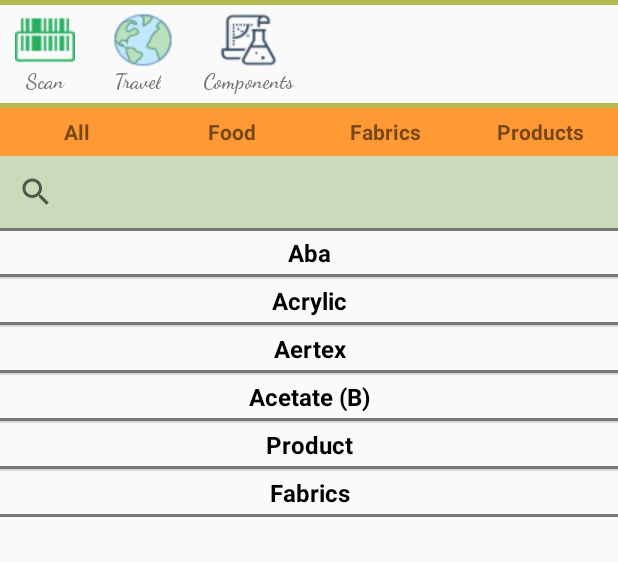
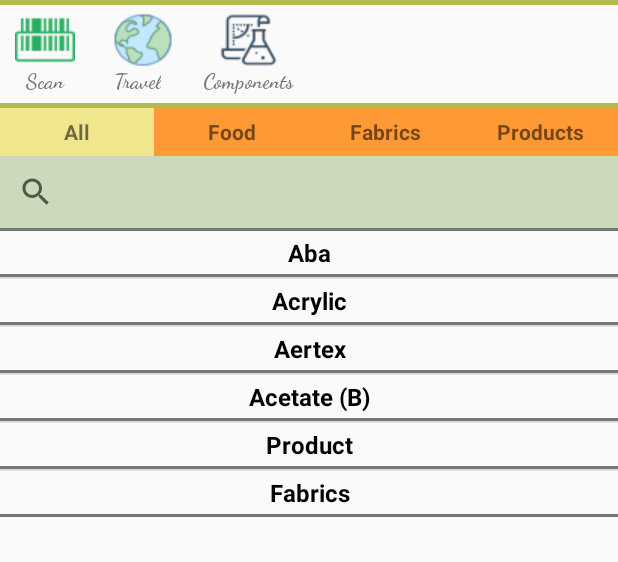
Before and after one commit to mattiaPalmas/MondoVegan, an Android app: the screen it shows after launch (MainActivity), after a tap on "Components", on a phone screen of 412 x 824 dp, the part 204-766 px from its top. Run offline under Robolectric (Android 15) with nearby library versions, the phone set to English and light mode, and no system bars.

Commit message:
add background color t menu item selecte, fix bug when search inside category (was searching in all).

```diff
--- a/app/src/main/java/com/exerciseapp/mattiapalmas/solovegan/DatabaseHelper.java
+++ b/app/src/main/java/com/exerciseapp/mattiapalmas/solovegan/DatabaseHelper.java
@@ -82,9 +82,9 @@ public class DatabaseHelper extends SQLiteOpenHelper {
         return componentNames;
     }
 
-    public ArrayList<String> onSearchApply(String searchText) {
+    public ArrayList<String> onSearchApply(String searchText, String category) {
         SQLiteDatabase database = this.getReadableDatabase();
-        Cursor cursor = database.rawQuery("SELECT * FROM " + TABLE_NAME + " WHERE " + COL_2 + " LIKE '" + searchText + "%'", null);
+        Cursor cursor = database.rawQuery("SELECT * FROM " + TABLE_NAME + " WHERE " + COL_2 + " LIKE '" + searchText + "%'" + category , null);
         ArrayList<String> componentNames = new ArrayList<>();
         if (cursor.getCount() > 0) {
             for (int i = 0; i < cursor.getCount(); i++) {
--- a/app/src/main/java/com/exerciseapp/mattiapalmas/solovegan/MainActivity.java
+++ b/app/src/main/java/com/exerciseapp/mattiapalmas/solovegan/MainActivity.java
@@ -33,9 +33,9 @@ public class MainActivity extends AppCompatActivity implements ScanFragment.OnFr
     }
 
     private void initVariables() {
-        scanLayout = findViewById(R.id.scan_clickable_layout);
-        travelLayout = findViewById(R.id.travel_clickable_layout);
-        componentsLayout = findViewById(R.id.components_clickable_layout);
+        scanLayout = findViewById(R.id.scan_menu_layout);
+        travelLayout = findViewById(R.id.travel_menu_layout);
+        componentsLayout = findViewById(R.id.components_menu_layout);
 
         componentSelectLayout = findViewById(R.id.component_select_layout);
         mainLayout = findViewById(R.id.main_layout);
--- a/app/src/main/res/layout/fragment_components.xml
+++ b/app/src/main/res/layout/fragment_components.xml
@@ -18,21 +18,22 @@
             android:layout_weight="1"
             android:gravity="center"
             android:text="All"
-            android:textStyle="bold" />
+            android:textStyle="bold"
+            android:background="@color/kakichiaro"/>
 
         <TextView
             android:id="@+id/food_submenu"
             android:layout_width="0dp"
-            android:layout_height="wrap_content"
+            android:layout_height="match_parent"
             android:layout_weight="1"
             android:gravity="center"
             android:text="Food"
-            android:textStyle="bold" />
+            android:textStyle="bold"/>
 
         <TextView
             android:id="@+id/fabrics_submenu"
             android:layout_width="0dp"
-            android:layout_height="wrap_content"
+            android:layout_height="match_parent"
             android:layout_weight="1"
             android:gravity="center"
             android:text="Fabrics"
@@ -41,7 +42,7 @@
         <TextView
             android:id="@+id/products_submenu"
             android:layout_width="0dp"
-            android:layout_height="wrap_content"
+            android:layout_height="match_parent"
             android:layout_weight="1"
             android:gravity="center"
             android:text="Products"
--- a/app/src/main/res/layout/main_menu.xml
+++ b/app/src/main/res/layout/main_menu.xml
@@ -17,7 +17,7 @@
         android:orientation="horizontal">
 
         <LinearLayout
-            android:id="@+id/scan_clickable_layout"
+            android:id="@+id/scan_menu_layout"
             android:layout_width="wrap_content"
             android:layout_height="match_parent"
             android:layout_marginLeft="10dp"
@@ -44,7 +44,7 @@
         </LinearLayout>
 
         <LinearLayout
-            android:id="@+id/travel_clickable_layout"
+            android:id="@+id/travel_menu_layout"
             android:layout_width="wrap_content"
             android:layout_height="match_parent"
             android:layout_marginLeft="25dp"
@@ -71,7 +71,7 @@
         </LinearLayout>
 
         <LinearLayout
-            android:id="@+id/components_clickable_layout"
+            android:id="@+id/components_menu_layout"
             android:layout_width="wrap_content"
             android:layout_height="match_parent"
             android:layout_marginLeft="20dp"
```
Also changed, not shown: app/src/main/java/com/exerciseapp/mattiapalmas/solovegan/ComponentsFragment.java (+70 -5 lines).
